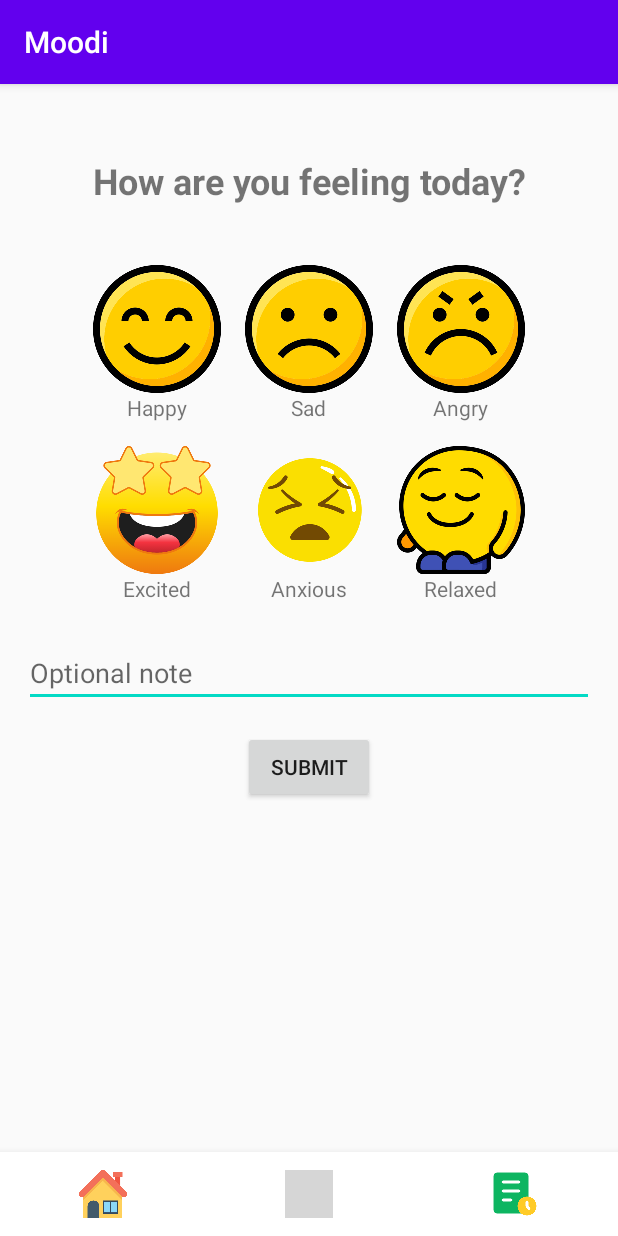
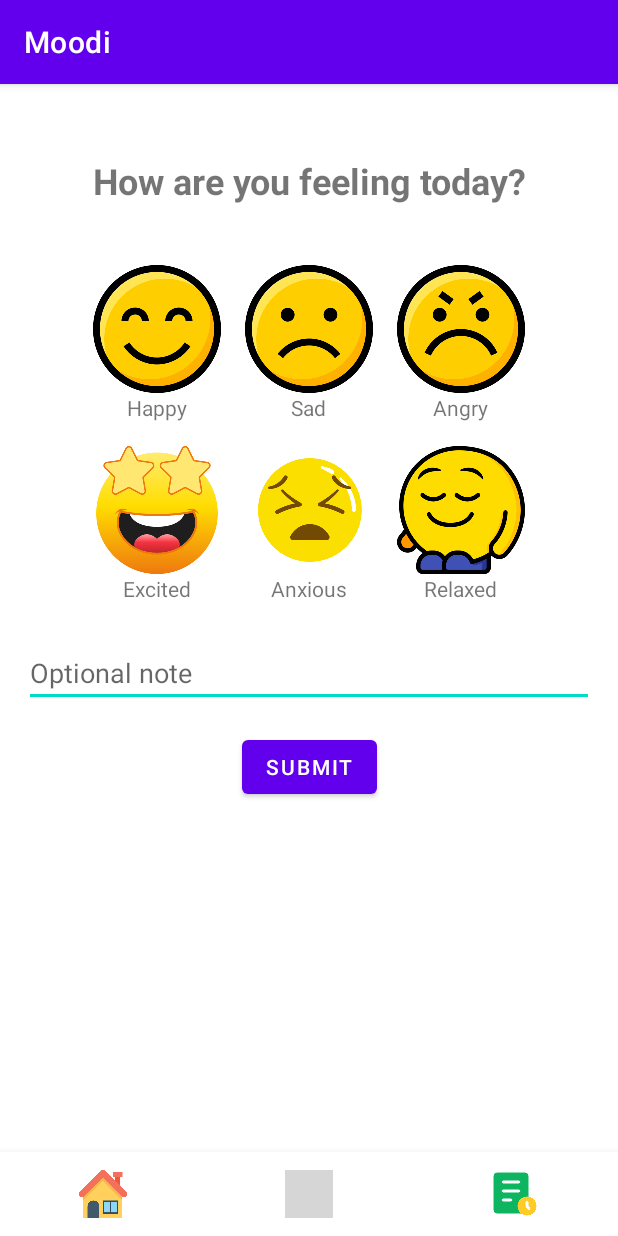
Before and after one commit to olenamolla/Moodi, an Android app: the screen it shows after launch (MainActivity), on a phone screen of 412 x 824 dp. Run offline under Robolectric (Android 15) with nearby library versions, the phone set to English and light mode, and no system bars; our stand-ins replace Room's generated code, navigation-ui; grey boxes are pictures that could not be loaded.

Commit message:
push latest changes

```diff
--- a/app/src/main/res/values/themes.xml
+++ b/app/src/main/res/values/themes.xml
@@ -1,6 +1,6 @@
 <?xml version="1.0" encoding="utf-8"?>
 <resources xmlns:tools="http://schemas.android.com/tools">
-    <style name="Theme.Moodi" parent="Theme.AppCompat.Light.DarkActionBar">
+    <style name="Theme.Moodi" parent="Theme.MaterialComponents.Light.DarkActionBar">
         <!-- Customize theme colors -->
         <item name="colorPrimary">@color/purple_500</item>
         <item name="colorPrimaryDark">@color/purple_700</item>
```
Also changed, not shown: 1 other file.
